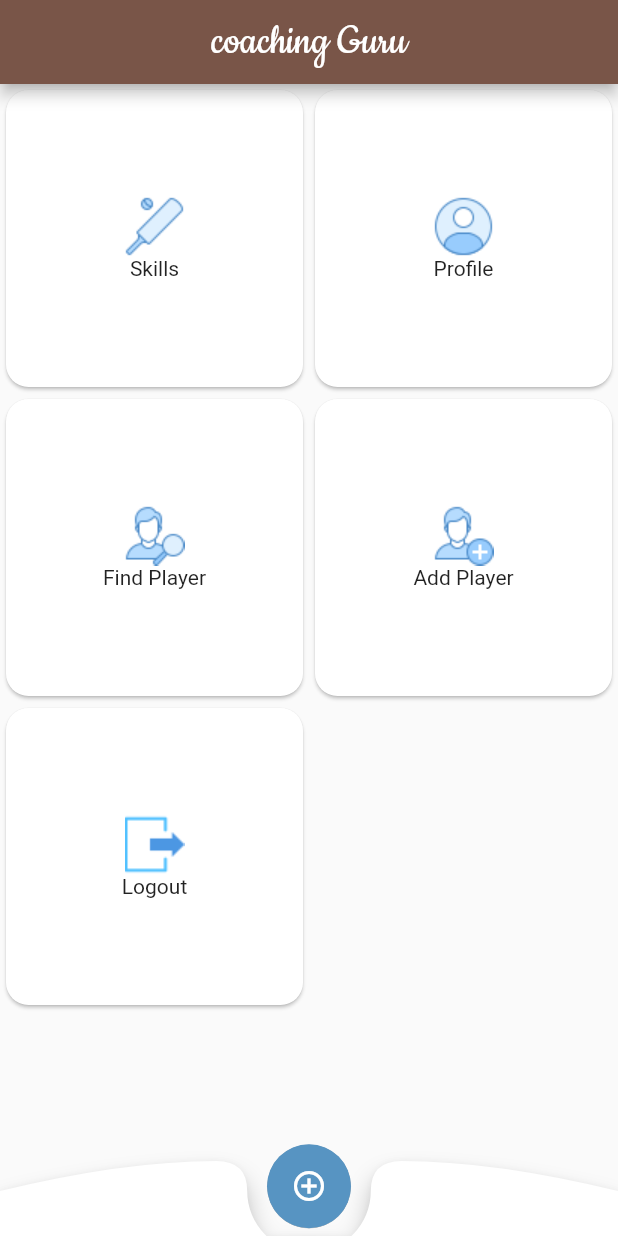
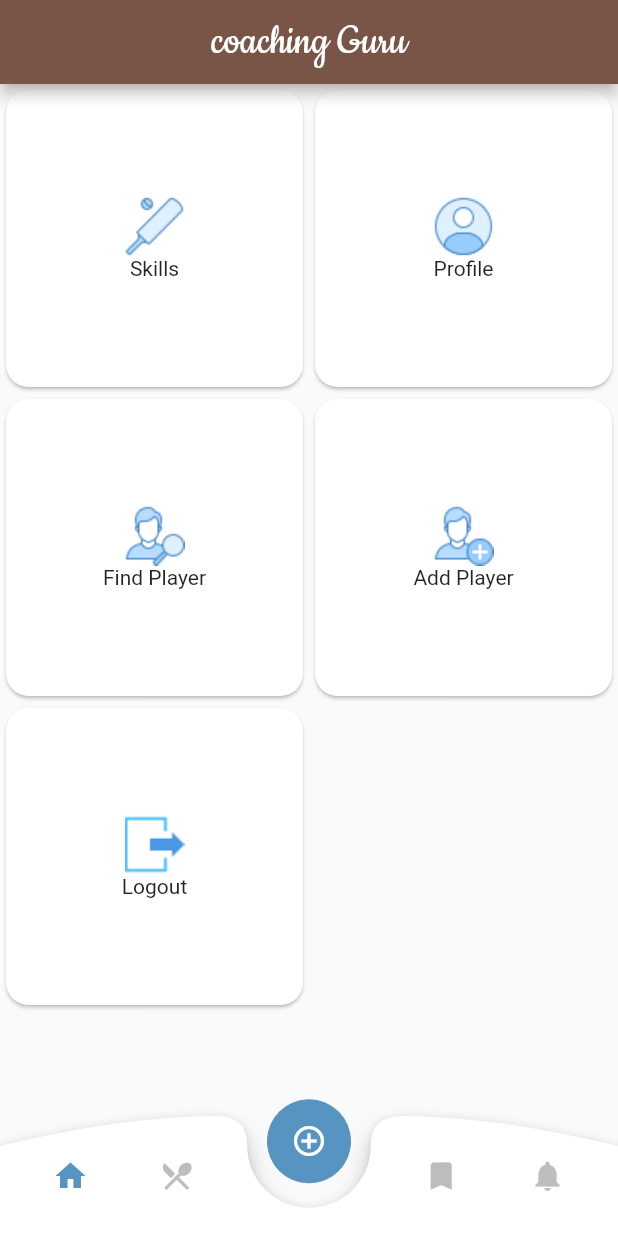
Before and after one commit to kartiksharma548/coaching, a Flutter app: the HomeScreen screen opened by its route, on a phone screen of 412 x 824 dp. Run offline on Flutter 3.47's test engine with Material 2 defaults, Android fonts, the phone set to English and light mode, and no system bars; our stand-ins replace flutter_secure_storage, shared_preferences; accounts and stored records are empty.

Commit message:
Icons Added on bottom bar

```diff
--- a/lib/screens/home_screen.dart
+++ b/lib/screens/home_screen.dart
@@ -17,6 +17,7 @@ class HomeScreen extends StatefulWidget {
 class _HomeScreenState extends State<HomeScreen> {
   SharedPreferences? logindata;
   final StorageService _storageService = StorageService();
+  int currentIndex = 0;
 
   @override
   void initState() {
@@ -28,6 +29,11 @@ class _HomeScreenState extends State<HomeScreen> {
     logindata = await SharedPreferences.getInstance();
   }
 
+  setBottomBarIndex(index) {
+    setState(() {
+      currentIndex = index;
+    });
+  }
   // @override
   // void initState() {
   //   super.initState();
@@ -39,12 +45,13 @@ class _HomeScreenState extends State<HomeScreen> {
 
   @override
   Widget build(BuildContext context) {
+    final Size size = MediaQuery.of(context).size;
     return Scaffold(
       bottomNavigationBar: Stack(
         children: [
           Container(
               //color: Colors.blueGrey,
-              height: 50,
+              height: 80,
               width: MediaQuery.of(context).size.width,
               child: CustomPaint(
                 painter: CurvePainter(),
@@ -57,6 +64,60 @@ class _HomeScreenState extends State<HomeScreen> {
                 child: Icon(Icons.add_circle_outline_sharp),
                 elevation: 0.1,
                 onPressed: () {}),
+          ),
+          Container(
+            width: size.width,
+            height: 80,
+            child: Row(
+              mainAxisAlignment: MainAxisAlignment.spaceEvenly,
+              children: [
+                IconButton(
+                  icon: Icon(
+                    Icons.home,
+                    color: currentIndex == 0
+                        ? Color.fromARGB(255, 87, 148, 194)
+                        : Colors.grey.shade400,
+                  ),
+                  onPressed: () {
+                    setBottomBarIndex(0);
+                  },
+                  splashColor: Colors.white,
+                ),
+                IconButton(
+                    icon: Icon(
+                      Icons.restaurant_menu,
+                      color: currentIndex == 1
+                          ? Color.fromARGB(255, 87, 148, 194)
+                          : Colors.grey.shade400,
+                    ),
+                    onPressed: () {
+                      setBottomBarIndex(1);
+                    }),
+                Container(
+                  width: size.width * 0.20,
+                ),
+                IconButton(
+                    icon: Icon(
+                      Icons.bookmark,
+                      color: currentIndex == 2
+                          ? Color.fromARGB(255, 87, 148, 194)
+                          : Colors.grey.shade400,
+                    ),
+                    onPressed: () {
+                      setBottomBarIndex(2);
+                    }),
+                IconButton(
+                    icon: Icon(
+                      Icons.notifications,
+                      color: currentIndex == 3
+                          ? Color.fromARGB(255, 87, 148, 194)
+                          : Colors.grey.shade400,
+                    ),
+                    onPressed: () {
+                      setBottomBarIndex(3);
+                    }),
+              ],
+            ),
           )
         ],
       ),
```
